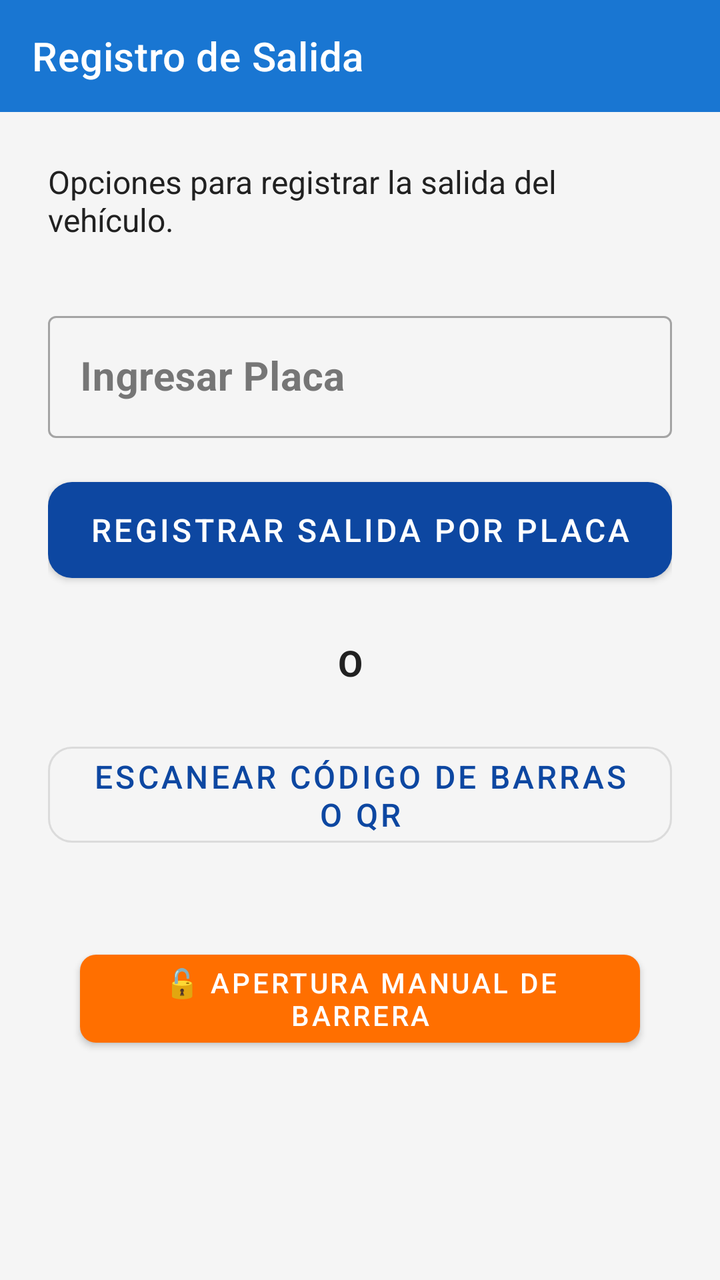
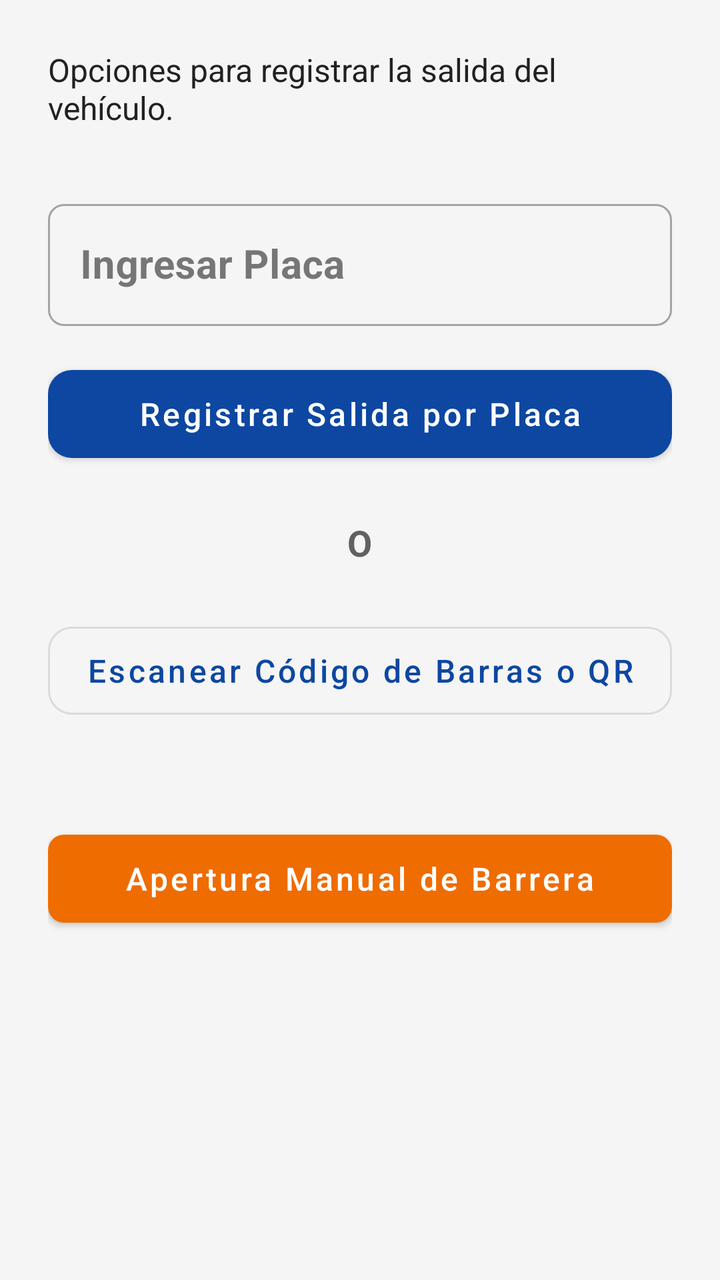

The first picture is an Android layout as it rendered before a commit; the second is the same layout after the commit. The layout source and the unified diff follow.
<!-- AndroidManifest.xml: application theme Theme.ParqueoIoT -->
<!-- res/layout/activity_salida_vehiculo.xml -->
<?xml version="1.0" encoding="utf-8"?>
<LinearLayout xmlns:android="http://schemas.android.com/apk/res/android"
    xmlns:app="http://schemas.android.com/apk/res-auto"
    android:layout_width="match_parent"
    android:layout_height="match_parent"
    android:orientation="vertical"
    android:background="#F5F5F5">

    <com.google.android.material.appbar.AppBarLayout
        android:layout_width="match_parent"
        android:layout_height="wrap_content">

        <androidx.appcompat.widget.Toolbar
            android:id="@+id/toolbar"
            android:layout_width="match_parent"
            android:layout_height="?attr/actionBarSize"
            app:title="Registro de Salida"
            app:titleTextColor="@android:color/white"
            android:background="#1976D2"/>
    </com.google.android.material.appbar.AppBarLayout>

    <ScrollView
        android:layout_width="match_parent"
        android:layout_height="match_parent"
        android:fillViewport="true">

        <LinearLayout
            android:layout_width="match_parent"
            android:layout_height="wrap_content"
            android:orientation="vertical"
            android:padding="24dp">

            <TextView
                android:layout_width="wrap_content"
                android:layout_height="wrap_content"
                android:text="Opciones para registrar la salida del vehículo."
                android:textSize="16sp"
                android:textAlignment="center"
                android:textColor="#212121"
                android:layout_gravity="center"
                android:layout_marginBottom="32dp"/>

            <com.google.android.material.textfield.TextInputLayout
                android:id="@+id/tilPlaca"
                android:layout_width="match_parent"
                android:layout_height="wrap_content"
                android:hint="Ingresar Placa"
                style="@style/Widget.MaterialComponents.TextInputLayout.OutlinedBox"
                android:layout_marginBottom="16dp">

                <com.google.android.material.textfield.TextInputEditText
                    android:id="@+id/etPlaca"
                    android:layout_width="match_parent"
                    android:layout_height="wrap_content"
                    android:inputType="textCapCharacters"
                    android:maxLines="1"
                    android:textSize="20sp"
                    android:textStyle="bold"/>
            </com.google.android.material.textfield.TextInputLayout>

            <com.google.android.material.button.MaterialButton
                android:id="@+id/btnRegistrarPorPlaca"
                android:layout_width="match_parent"
                android:layout_height="60dp"
                android:text="Registrar Salida por Placa"
                android:textSize="16sp"
                app:cornerRadius="12dp"
                android:layout_marginBottom="24dp"/>

            <TextView
                android:layout_width="22dp"
                android:layout_height="wrap_content"
                android:layout_gravity="center"
                android:layout_marginBottom="24dp"
                android:text="O"
                android:textColor="#212121"
                android:textSize="18sp"
                android:textStyle="bold" />

            <com.google.android.material.button.MaterialButton
                android:id="@+id/btnEscanearQR"
                android:layout_width="match_parent"
                android:layout_height="60dp"
                android:text="Escanear Código de Barras o QR"
                android:textSize="16sp"
                app:cornerRadius="12dp"
                style="@style/Widget.MaterialComponents.Button.OutlinedButton"
                android:layout_marginBottom="32dp"/>

            
            <com.google.android.material.button.MaterialButton
                android:id="@+id/btnSalidaSinCobro"
                android:layout_width="match_parent"
                android:layout_height="60dp"
                android:text="🎁 Registrar Pago Sin Cobro"
                android:textSize="16sp"
                app:cornerRadius="12dp"
                app:backgroundTint="#9C27B0"
                android:visibility="gone"
                android:layout_marginTop="16dp"/>


            
            <TextView
                android:id="@+id/tvInfoSinCobro"
                android:layout_width="match_parent"
                android:layout_height="wrap_content"
                android:text="Para proveedores y visitas. Solo marca como pagado.\nEl operador debe validar la salida."
                android:textSize="12sp"
                android:textAlignment="center"
                android:textColor="#757575"
                android:visibility="gone"
                android:layout_marginTop="8dp"/>

            <com.google.android.material.button.MaterialButton
                android:id="@+id/btnAperturaManualSalida"
                android:layout_width="match_parent"
                android:layout_height="56dp"
                android:layout_marginStart="16dp"
                android:layout_marginEnd="16dp"
                android:layout_marginTop="12dp"
                android:text="🔓 APERTURA MANUAL DE BARRERA"
                android:textSize="14sp"
                android:textColor="@android:color/white"
                app:backgroundTint="#FF6F00"
                app:cornerRadius="8dp" />

        </LinearLayout>
    </ScrollView>
</LinearLayout>
<!-- resources referenced by this layout -->
<resources>
  <style name="Theme.ParqueoIoT" parent="Theme.MaterialComponents.Light.NoActionBar">
          <item name="colorPrimary">@color/brand_primary</item>
          <item name="colorPrimaryVariant">@color/brand_primary_dark</item>
          <item name="colorOnPrimary">@color/on_primary</item>
  
          <item name="colorSecondary">@color/brand_primary_light</item>
          <item name="colorSecondaryVariant">@color/brand_primary</item>
          <item name="colorOnSecondary">@color/on_primary</item>
  
          <item name="android:colorBackground">@color/surface_background</item>
          <item name="colorSurface">@color/surface_card</item>
          <item name="colorOnSurface">@color/text_primary</item>
          <item name="colorError">@color/status_danger</item>
  
          <item name="android:statusBarColor">@color/brand_primary_dark</item>
      </style>
  <color name="brand_primary">#0D47A1</color>
  <color name="brand_primary_dark">#09315F</color>
  <color name="on_primary">#FFFFFF</color>
  <color name="brand_primary_light">#1976D2</color>
  <color name="surface_background">#F5F5F5</color>
  <color name="surface_card">#FFFFFF</color>
  <color name="text_primary">#212121</color>
  <color name="status_danger">#C62828</color>
</resources>

<!-- the commit's change to res/layout/activity_salida_vehiculo.xml (unified diff, before → after) -->
@@ -4,20 +4,7 @@
     android:layout_width="match_parent"
     android:layout_height="match_parent"
     android:orientation="vertical"
-    android:background="#F5F5F5">
-
-    <com.google.android.material.appbar.AppBarLayout
-        android:layout_width="match_parent"
-        android:layout_height="wrap_content">
-
-        <androidx.appcompat.widget.Toolbar
-            android:id="@+id/toolbar"
-            android:layout_width="match_parent"
-            android:layout_height="?attr/actionBarSize"
-            app:title="Registro de Salida"
-            app:titleTextColor="@android:color/white"
-            android:background="#1976D2"/>
-    </com.google.android.material.appbar.AppBarLayout>
+    android:background="@color/surface_background">
 
     <ScrollView
         android:layout_width="match_parent"
@@ -28,17 +15,17 @@
             android:layout_width="match_parent"
             android:layout_height="wrap_content"
             android:orientation="vertical"
-            android:padding="24dp">
+            android:padding="@dimen/space_lg">
 
             <TextView
                 android:layout_width="wrap_content"
                 android:layout_height="wrap_content"
                 android:text="Opciones para registrar la salida del vehículo."
-                android:textSize="16sp"
+                android:textSize="@dimen/text_body"
                 android:textAlignment="center"
-                android:textColor="#212121"
+                android:textColor="@color/text_primary"
                 android:layout_gravity="center"
-                android:layout_marginBottom="32dp"/>
+                android:layout_marginBottom="@dimen/space_xl" />
 
             <com.google.android.material.textfield.TextInputLayout
                 android:id="@+id/tilPlaca"
@@ -46,7 +33,11 @@
                 android:layout_height="wrap_content"
                 android:hint="Ingresar Placa"
                 style="@style/Widget.MaterialComponents.TextInputLayout.OutlinedBox"
-                android:layout_marginBottom="16dp">
+                app:boxCornerRadiusTopStart="@dimen/radius_sm"
+                app:boxCornerRadiusTopEnd="@dimen/radius_sm"
+                app:boxCornerRadiusBottomStart="@dimen/radius_sm"
+                app:boxCornerRadiusBottomEnd="@dimen/radius_sm"
+                android:layout_marginBottom="@dimen/space_md">
 
                 <com.google.android.material.textfield.TextInputEditText
                     android:id="@+id/etPlaca"
@@ -55,50 +46,52 @@
                     android:inputType="textCapCharacters"
                     android:maxLines="1"
                     android:textSize="20sp"
-                    android:textStyle="bold"/>
+                    android:textStyle="bold" />
             </com.google.android.material.textfield.TextInputLayout>
 
             <com.google.android.material.button.MaterialButton
                 android:id="@+id/btnRegistrarPorPlaca"
                 android:layout_width="match_parent"
-                android:layout_height="60dp"
+                android:layout_height="56dp"
                 android:text="Registrar Salida por Placa"
-                android:textSize="16sp"
-                app:cornerRadius="12dp"
-                android:layout_marginBottom="24dp"/>
+                android:textAllCaps="false"
+                android:textSize="@dimen/text_body"
+                app:cornerRadius="@dimen/radius_md"
+                android:layout_marginBottom="@dimen/space_lg" />
 
             <TextView
-                android:layout_width="22dp"
+                android:layout_width="wrap_content"
                 android:layout_height="wrap_content"
                 android:layout_gravity="center"
-                android:layout_marginBottom="24dp"
+                android:layout_marginBottom="@dimen/space_lg"
                 android:text="O"
-                android:textColor="#212121"
+                android:textColor="@color/text_secondary"
                 android:textSize="18sp"
                 android:textStyle="bold" />
 
             <com.google.android.material.button.MaterialButton
                 android:id="@+id/btnEscanearQR"
+                style="@style/Widget.MaterialComponents.Button.OutlinedButton"
                 android:layout_width="match_parent"
-                android:layout_height="60dp"
+                android:layout_height="56dp"
                 android:text="Escanear Código de Barras o QR"
-                android:textSize="16sp"
-                app:cornerRadius="12dp"
-                style="@style/Widget.MaterialComponents.Button.OutlinedButton"
-                android:layout_marginBottom="32dp"/>
+                android:textAllCaps="false"
+                android:textSize="@dimen/text_body"
+                app:cornerRadius="@dimen/radius_md"
+                android:layout_marginBottom="@dimen/space_xl" />
 
             
             <com.google.android.material.button.MaterialButton
                 android:id="@+id/btnSalidaSinCobro"
                 android:layout_width="match_parent"
-                android:layout_height="60dp"
-                android:text="🎁 Registrar Pago Sin Cobro"
-                android:textSize="16sp"
-                app:cornerRadius="12dp"
-                app:backgroundTint="#9C27B0"
+                android:layout_height="56dp"
+                android:text="Registrar Pago Sin Cobro"
+                android:textAllCaps="false"
+                android:textSize="@dimen/text_body"
+                app:cornerRadius="@dimen/radius_md"
+                app:backgroundTint="@color/status_info"
                 android:visibility="gone"
-                android:layout_marginTop="16dp"/>
-
+                android:layout_marginTop="@dimen/space_md" />
 
             
             <TextView
@@ -106,25 +99,23 @@
                 android:layout_width="match_parent"
                 android:layout_height="wrap_content"
                 android:text="Para proveedores y visitas. Solo marca como pagado.\nEl operador debe validar la salida."
-                android:textSize="12sp"
+                android:textSize="@dimen/text_caption"
                 android:textAlignment="center"
-                android:textColor="#757575"
+                android:textColor="@color/text_secondary"
                 android:visibility="gone"
-                android:layout_marginTop="8dp"/>
+                android:layout_marginTop="@dimen/space_sm" />
 
             <com.google.android.material.button.MaterialButton
                 android:id="@+id/btnAperturaManualSalida"
                 android:layout_width="match_parent"
                 android:layout_height="56dp"
-                android:layout_marginStart="16dp"
-                android:layout_marginEnd="16dp"
-                android:layout_marginTop="12dp"
-                android:text="🔓 APERTURA MANUAL DE BARRERA"
-                android:textSize="14sp"
-                android:textColor="@android:color/white"
-                app:backgroundTint="#FF6F00"
-                app:cornerRadius="8dp" />
-
+                android:layout_marginTop="@dimen/space_md"
+                android:text="Apertura Manual de Barrera"
+                android:textAllCaps="false"
+                android:textSize="@dimen/text_body"
+                android:textColor="@color/text_on_primary"
+                app:backgroundTint="@color/status_warning"
+                app:cornerRadius="@dimen/radius_sm" />
         </LinearLayout>
     </ScrollView>
 </LinearLayout>
<!-- resource entries referenced after the edit -->
@@ -1,5 +1,19 @@
 <!-- resources referenced by this layout -->
 <resources>
+  <color name="status_info">#00897B</color>
+  <color name="status_warning">#EF6C00</color>
+  <color name="surface_background">#F5F5F5</color>
+  <color name="text_on_primary">#FFFFFF</color>
+  <color name="text_primary">#212121</color>
+  <color name="text_secondary">#616161</color>
+  <dimen name="radius_md">12dp</dimen>
+  <dimen name="radius_sm">8dp</dimen>
+  <dimen name="space_lg">24dp</dimen>
+  <dimen name="space_md">16dp</dimen>
+  <dimen name="space_sm">8dp</dimen>
+  <dimen name="space_xl">32dp</dimen>
+  <dimen name="text_body">16sp</dimen>
+  <dimen name="text_caption">12sp</dimen>
   <style name="Theme.ParqueoIoT" parent="Theme.MaterialComponents.Light.NoActionBar">
           <item name="colorPrimary">@color/brand_primary</item>
           <item name="colorPrimaryVariant">@color/brand_primary_dark</item>
@@ -20,9 +34,7 @@
   <color name="brand_primary_dark">#09315F</color>
   <color name="on_primary">#FFFFFF</color>
   <color name="brand_primary_light">#1976D2</color>
-  <color name="surface_background">#F5F5F5</color>
   <color name="surface_card">#FFFFFF</color>
-  <color name="text_primary">#212121</color>
   <color name="status_danger">#C62828</color>
 </resources>
 
